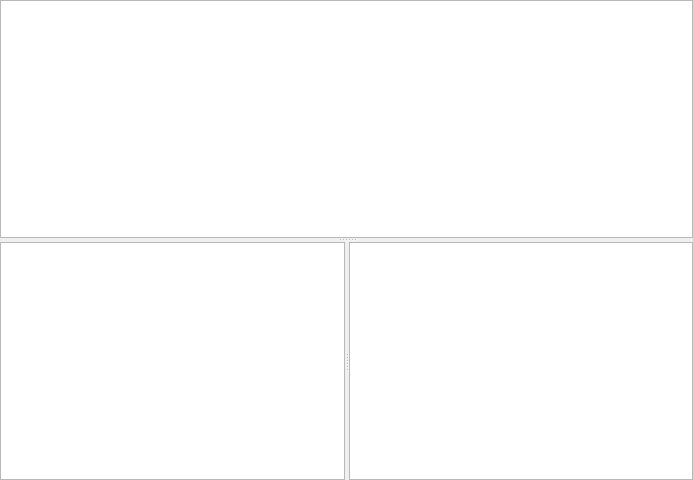
The window that src/revsview.ui (tibirna/qgit) describes before a commit, drawn with Qt 5.
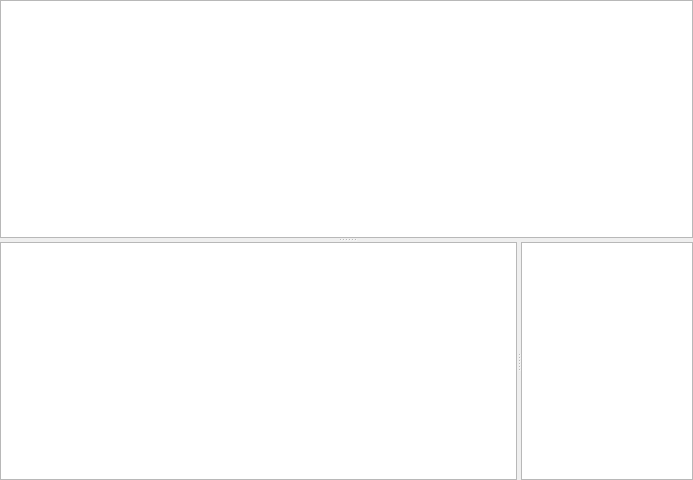
The same window after the commit. Custom widgets are drawn as their Qt base class.

Commit message:
qgit: Default the log window to wider than the file list and set monospaced font
The log window and changed files list would start at equal sizes.  This
patch gives them each a horizontal stretch factor making them have a 3:1
ratio.

The font for the log viewer is set to "Monospace", but this should
really be done in software and given a config setting (perhaps use the
patch view font)

Diff of the .ui file:
```diff
--- a/src/revsview.ui
+++ b/src/revsview.ui
@@ -55,11 +55,32 @@
        <enum>Qt::Horizontal</enum>
       </property>
       <widget class="RevDesc" name="textBrowserDesc" >
+       <property name="sizePolicy" >
+        <sizepolicy>
+         <hsizetype>5</hsizetype>
+         <vsizetype>13</vsizetype>
+         <horstretch>3</horstretch>
+         <verstretch>0</verstretch>
+        </sizepolicy>
+       </property>
+       <property name="font" >
+        <font>
+         <family>Monospace</family>
+        </font>
+       </property>
        <property name="lineWrapMode" >
         <enum>QTextEdit::NoWrap</enum>
        </property>
       </widget>
       <widget class="FileList" name="fileList" >
+       <property name="sizePolicy" >
+        <sizepolicy>
+         <hsizetype>5</hsizetype>
+         <vsizetype>13</vsizetype>
+         <horstretch>1</horstretch>
+         <verstretch>0</verstretch>
+        </sizepolicy>
+       </property>
        <property name="contextMenuPolicy" >
         <enum>Qt::CustomContextMenu</enum>
        </property>
@@ -71,16 +92,16 @@
  </widget>
  <layoutdefault spacing="6" margin="11" />
  <customwidgets>
-  <customwidget>
-   <class>ListView</class>
-   <extends>QTreeView</extends>
-   <header>listview.h</header>
-  </customwidget>
   <customwidget>
    <class>FileList</class>
    <extends>QListWidget</extends>
    <header>filelist.h</header>
   </customwidget>
+  <customwidget>
+   <class>ListView</class>
+   <extends>QTreeView</extends>
+   <header>listview.h</header>
+  </customwidget>
   <customwidget>
    <class>RevDesc</class>
    <extends>QTextBrowser</extends>
```
